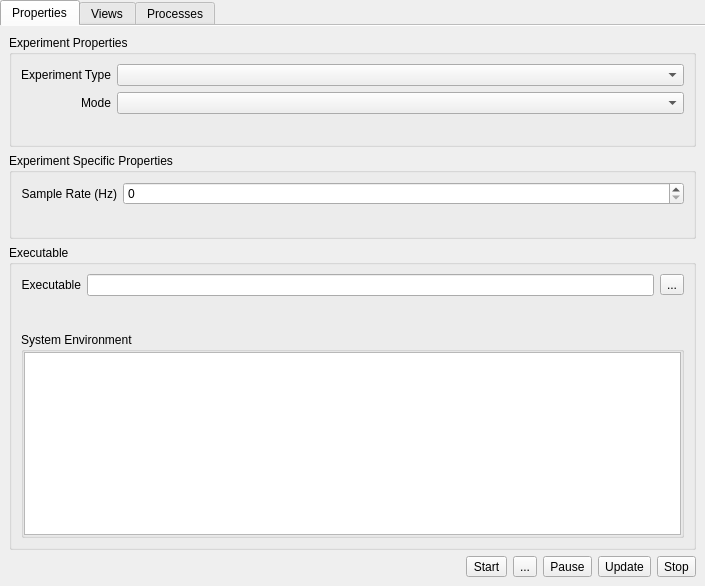
OpenSpeedShop/gui, file src/plugins/OpenSpeedShop/Experiment/ExperimentWidget.ui: the form before one commit.
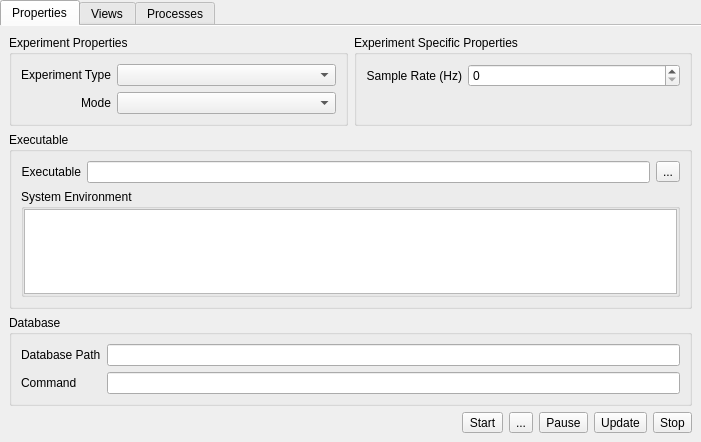
The form after the commit. The open tabs and pages were chosen to show the change. Icons and pictures are not drawn.

The edit to the form file:
```diff
--- a/src/plugins/OpenSpeedShop/Experiment/ExperimentWidget.ui
+++ b/src/plugins/OpenSpeedShop/Experiment/ExperimentWidget.ui
@@ -6,8 +6,8 @@
    <rect>
     <x>0</x>
     <y>0</y>
-    <width>705</width>
-    <height>586</height>
+    <width>701</width>
+    <height>442</height>
    </rect>
   </property>
   <property name="windowTitle">
@@ -29,8 +29,8 @@
       <attribute name="title">
        <string>Properties</string>
       </attribute>
-      <layout class="QVBoxLayout" name="verticalLayout">
-       <item>
+      <layout class="QGridLayout" name="gridLayout_7" rowstretch="1,0,0,0,0,0">
+       <item row="0" column="0">
         <widget class="QGroupBox" name="groupBox">
          <property name="title">
           <string>Experiment Properties</string>
@@ -92,49 +92,7 @@
          </layout>
         </widget>
        </item>
-       <item>
-        <widget class="QGroupBox" name="groupBox_4">
-         <property name="title">
-          <string>Experiment Specific Properties</string>
-         </property>
-         <layout class="QGridLayout" name="gridLayout_4">
-          <item row="0" column="0">
-           <widget class="QLabel" name="label_4">
-            <property name="text">
-             <string>Sample Rate (Hz)</string>
-            </property>
-            <property name="alignment">
-             <set>Qt::AlignRight|Qt::AlignTrailing|Qt::AlignVCenter</set>
-            </property>
-           </widget>
-          </item>
-          <item row="1" column="0" colspan="2">
-           <spacer name="verticalSpacer_2">
-            <property name="orientation">
-             <enum>Qt::Vertical</enum>
-            </property>
-            <property name="sizeHint" stdset="0">
-             <size>
-              <width>20</width>
-              <height>40</height>
-             </size>
-            </property>
-           </spacer>
-          </item>
-          <item row="0" column="1">
-           <widget class="QSpinBox" name="spinBox">
-            <property name="sizePolicy">
-             <sizepolicy hsizetype="Expanding" vsizetype="Fixed">
-              <horstretch>0</horstretch>
-              <verstretch>0</verstretch>
-             </sizepolicy>
-            </property>
-           </widget>
-          </item>
-         </layout>
-        </widget>
-       </item>
-       <item>
+       <item row="2" column="0" colspan="2">
         <widget class="QGroupBox" name="groupBox_2">
          <property name="title">
           <string>Executable</string>
@@ -194,7 +152,7 @@
          </layout>
         </widget>
        </item>
-       <item>
+       <item row="5" column="0" colspan="2">
         <layout class="QHBoxLayout" name="horizontalLayout">
          <item>
           <spacer name="horizontalSpacer">
@@ -281,6 +239,77 @@
          </item>
         </layout>
        </item>
+       <item row="0" column="1">
+        <widget class="QGroupBox" name="groupBox_4">
+         <property name="title">
+          <string>Experiment Specific Properties</string>
+         </property>
+         <layout class="QGridLayout" name="gridLayout_4">
+          <item row="0" column="0">
+           <widget class="QLabel" name="label_4">
+            <property name="text">
+             <string>Sample Rate (Hz)</string>
+            </property>
+            <property name="alignment">
+             <set>Qt::AlignRight|Qt::AlignTrailing|Qt::AlignVCenter</set>
+            </property>
+           </widget>
+          </item>
+          <item row="1" column="0" colspan="2">
+           <spacer name="verticalSpacer_2">
+            <property name="orientation">
+             <enum>Qt::Vertical</enum>
+            </property>
+            <property name="sizeHint" stdset="0">
+             <size>
+              <width>20</width>
+              <height>40</height>
+             </size>
+            </property>
+           </spacer>
+          </item>
+          <item row="0" column="1">
+           <widget class="QSpinBox" name="txtSampleRate">
+            <property name="sizePolicy">
+             <sizepolicy hsizetype="Expanding" vsizetype="Fixed">
+              <horstretch>0</horstretch>
+              <verstretch>0</verstretch>
+             </sizepolicy>
+            </property>
+           </widget>
+          </item>
+         </layout>
+        </widget>
+       </item>
+       <item row="3" column="0" colspan="2">
+        <widget class="QGroupBox" name="groupBox_7">
+         <property name="title">
+          <string>Database</string>
+         </property>
+         <layout class="QGridLayout" name="gridLayout_8">
+          <item row="0" column="1">
+           <widget class="QLabel" name="label_6">
+            <property name="text">
+             <string>Database Path</string>
+            </property>
+           </widget>
+          </item>
+          <item row="0" column="2">
+           <widget class="QLineEdit" name="txtDatabasePath"/>
+          </item>
+          <item row="1" column="1">
+           <widget class="QLabel" name="label_7">
+            <property name="text">
+             <string>Command</string>
+            </property>
+           </widget>
+          </item>
+          <item row="1" column="2">
+           <widget class="QLineEdit" name="txtCommand"/>
+          </item>
+         </layout>
+        </widget>
+       </item>
       </layout>
      </widget>
      <widget class="QWidget" name="tabViews">
```
Left out of the diff: 8 changed lines with no effect on the pictures.
